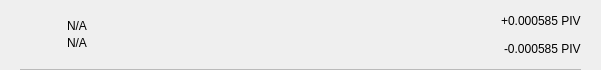
Above: src/qt/omegacoin/forms/txrow.ui from Cobra-Technologies-GmbH/OmegaCoin before the change. Below: the same form after it.
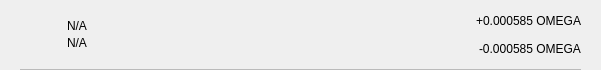
That is the form after the change.

What changed in the file:
```diff
--- a/src/qt/omegacoin/forms/txrow.ui
+++ b/src/qt/omegacoin/forms/txrow.ui
@@ -159,7 +159,7 @@
                <string notr="true"/>
               </property>
               <property name="text">
-               <string>+0.000585 PIV</string>
+               <string>+0.000585 OMEGA</string>
               </property>
              </widget>
             </item>
@@ -169,7 +169,7 @@
                <string notr="true"/>
               </property>
               <property name="text">
-               <string>-0.000585 PIV</string>
+               <string>-0.000585 OMEGA</string>
               </property>
              </widget>
             </item>
```
